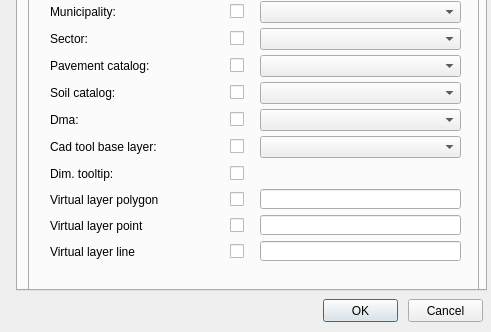
First picture: the form in ui/config.ui, repository Giswater/giswater_qgis_plugin, before the edit; both pictures show x 0 to 491 and y 401 to 733 of the 491 by 733 pixel window.
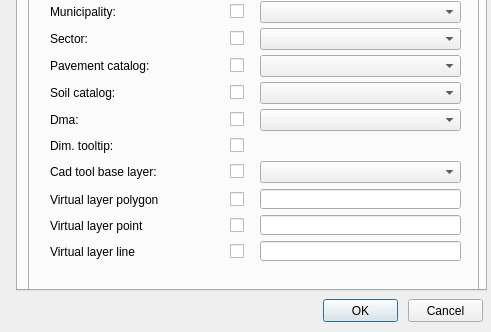
Second picture: the form after the edit. The open tabs and pages were chosen to show the change.

Commit message: #335 Correct Bugs in config

The edit to the form file:
```diff
--- a/ui/config.ui
+++ b/ui/config.ui
@@ -1112,7 +1112,7 @@
        <property name="geometry">
         <rect>
          <x>200</x>
-         <y>488</y>
+         <y>460</y>
          <width>20</width>
          <height>21</height>
         </rect>
@@ -1125,7 +1125,7 @@
        <property name="geometry">
         <rect>
          <x>20</x>
-         <y>488</y>
+         <y>460</y>
          <width>166</width>
          <height>22</height>
         </rect>
@@ -1456,7 +1456,7 @@
        <property name="geometry">
         <rect>
          <x>200</x>
-         <y>461</y>
+         <y>486</y>
          <width>20</width>
          <height>21</height>
         </rect>
@@ -1469,7 +1469,7 @@
        <property name="geometry">
         <rect>
          <x>20</x>
-         <y>461</y>
+         <y>486</y>
          <width>163</width>
          <height>22</height>
         </rect>
@@ -1505,7 +1505,7 @@
        <property name="geometry">
         <rect>
          <x>230</x>
-         <y>461</y>
+         <y>486</y>
          <width>201</width>
          <height>22</height>
         </rect>
```
Left out of the diff: 2 changed lines with no effect on the pictures. The commit also changes 1 other file.
